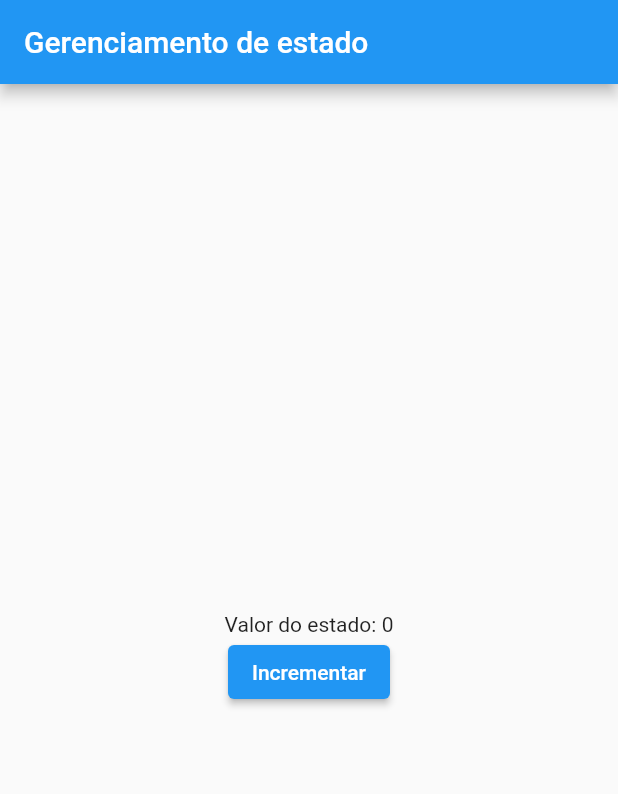
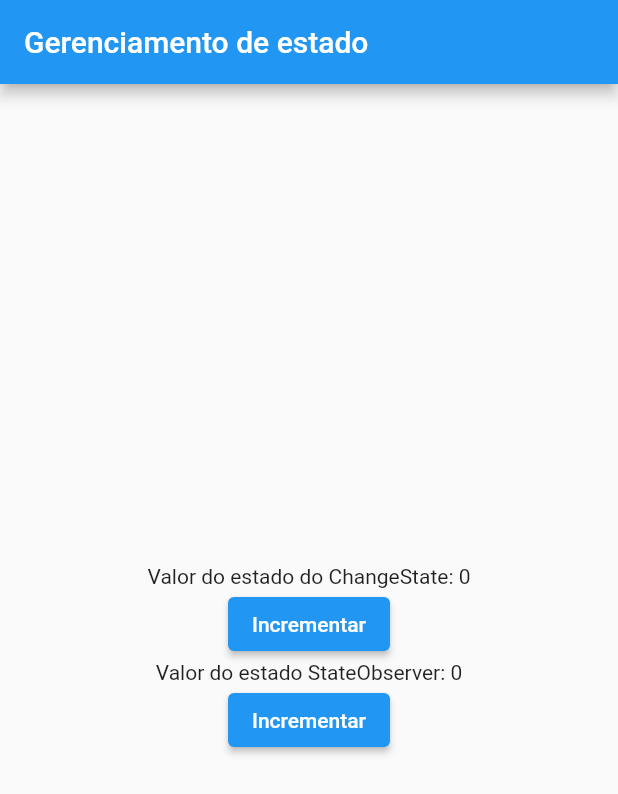
Before and after one commit to silviofrancoms10/criando_gerenciamento_estado_geral, a Flutter app: the screen it shows after launch, on a phone screen of 412 x 824 dp. Shown: the top 794 px of the screen. Run offline on Flutter 3.47's test engine with Material 3 defaults, Android fonts, the phone set to English and light mode, and no system bars.

Commit message:
Gerenciando um único estado

```diff
--- /dev/null
+++ b/lib/contracts/observable_state.dart
@@ -0,0 +1,4 @@
+abstract class ObservableState<T> {
+  final T state;
+  ObservableState(this.state);
+}
--- /dev/null
+++ b/lib/controllers/state_observable.dart
@@ -0,0 +1,18 @@
+import 'package:criando_gerenciamento_estado/contracts/observable_state.dart';
+import 'package:criando_gerenciamento_estado/controllers/change_state.dart';
+
+class StateObservable<T> extends ChangeState implements ObservableState {
+  @override
+   T _state;
+
+   T get state => _state;
+
+   set state(T newState){
+    if(newState == _state) return;
+    _state = newState;
+    notifyCallback();
+   }
+
+
+  StateObservable(this._state);
+}
--- a/lib/main.dart
+++ b/lib/main.dart
@@ -1,4 +1,5 @@
 import 'package:criando_gerenciamento_estado/classes/counter_state.dart';
+import 'package:criando_gerenciamento_estado/controllers/state_observable.dart';
 import 'package:flutter/material.dart';
 
 void main() {
@@ -27,9 +28,11 @@ class MyHomePage extends StatefulWidget {
 
 class _MyHomePageState extends State<MyHomePage> {
       final counterState = CounterState();
+      final observableCounter = StateObservable(0);
   @override
   void initState() {
     counterState.addListener(callback);
+    observableCounter.addListener(callback);
     super.initState();
   }
 
@@ -46,9 +49,13 @@ class _MyHomePageState extends State<MyHomePage> {
         child: Column(
           mainAxisAlignment: MainAxisAlignment.center,
           children: [
-            Text("Valor do estado: ${counterState.counter}"),
+            Text("Valor do estado do ChangeState: ${counterState.counter}"),
             ElevatedButton(onPressed: () {
               counterState.increment();
+            }, child: const Text("Incrementar")),
+            Text("Valor do estado StateObserver: ${observableCounter.state}"),
+            ElevatedButton(onPressed: () {
+              observableCounter.state++;
             }, child: const Text("Incrementar"))
           ],
         ),
@@ -59,6 +66,7 @@ class _MyHomePageState extends State<MyHomePage> {
   @override
   void dispose() {
     counterState.removeListener(callback);
+    observableCounter.removeListener(callback);
     super.dispose();
   }
 }
```
